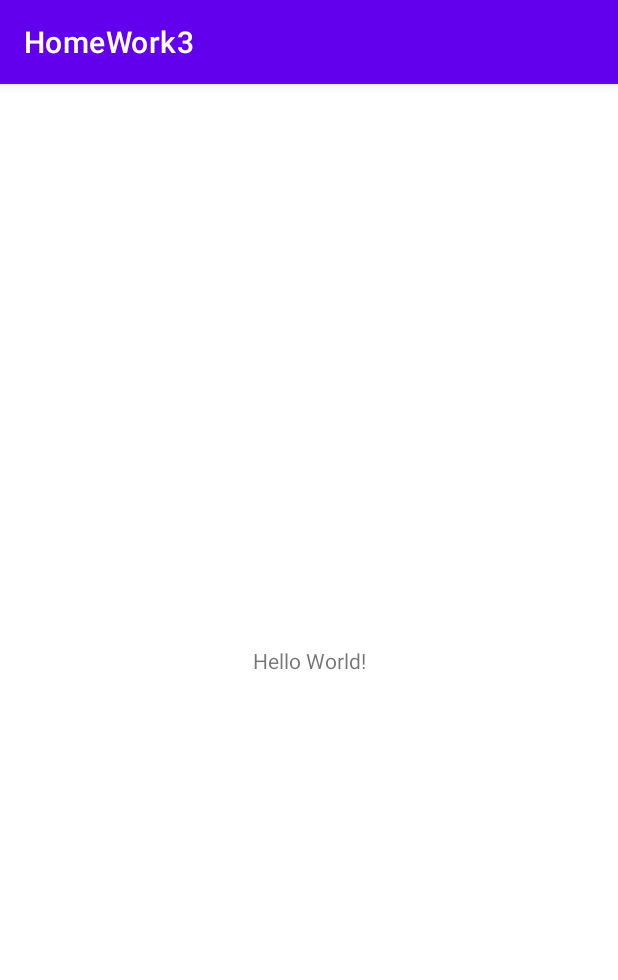
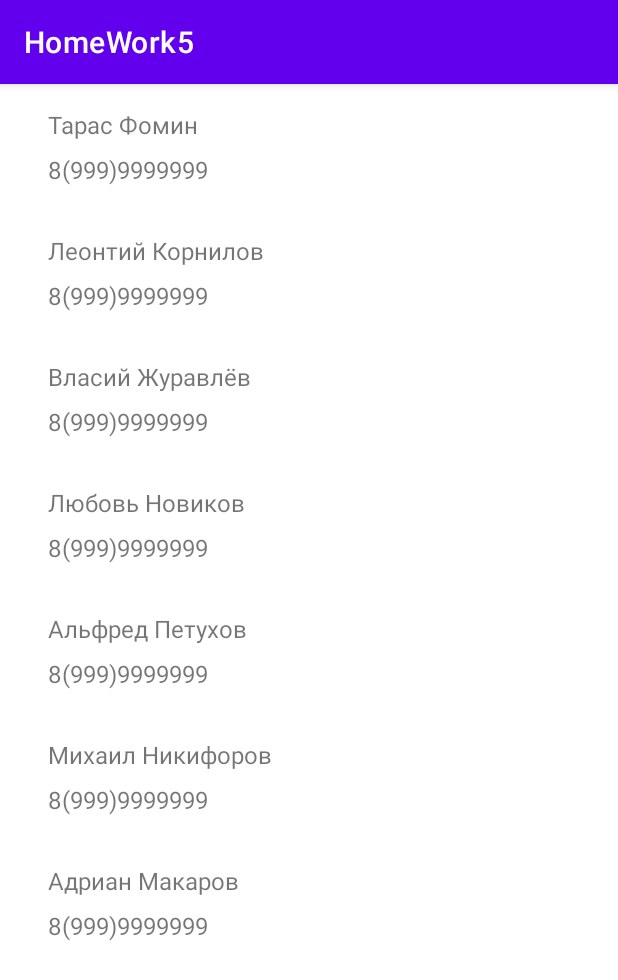
Before and after one commit to Aazmund/AstonHomeWorks, an Android app: the screen it shows after launch (MainActivity), on a phone screen of 412 x 824 dp. Shown: the top 980 px of the screen. Run offline under Robolectric (Android 15) with nearby library versions, the phone set to English and light mode, and no system bars.

Commit message:
work to check

```diff
--- /dev/null
+++ b/app/src/main/java/com/example/homework3/ContactsListFragment.kt
@@ -0,0 +1,66 @@
+package com.example.homework3
+
+import android.annotation.SuppressLint
+import android.os.Bundle
+import androidx.fragment.app.Fragment
+import android.view.LayoutInflater
+import android.view.View
+import android.view.ViewGroup
+import androidx.fragment.app.FragmentTransaction
+import androidx.recyclerview.widget.LinearLayoutManager
+import androidx.recyclerview.widget.RecyclerView
+
+class ContactsListFragment : Fragment() {
+
+    override fun onCreate(savedInstanceState: Bundle?) {
+        super.onCreate(savedInstanceState)
+    }
+
+    override fun onCreateView(
+        inflater: LayoutInflater, container: ViewGroup?,
+        savedInstanceState: Bundle?
+    ): View? {
+        return inflater.inflate(R.layout.fragment_contacts_list, container, false)
+    }
+
+    override fun onViewCreated(view: View, savedInstanceState: Bundle?) {
+        super.onViewCreated(view, savedInstanceState)
+
+        val recyclerView: RecyclerView = view.findViewById(R.id.recyclerView)
+        recyclerView.layoutManager = LinearLayoutManager(view.context)
+        val listOfContacts:MutableList<Contact> = emptyList<Contact>().toMutableList()
+
+        for (person:Person in Person.persons){
+            val contact = Contact(person.firstName + " " + person.secondName, person.number)
+            listOfContacts.add(contact)
+        }
+
+        val myCustomRecyclerAdapter = CustomRecyclerAdapter(listOfContacts) {
+                position -> onListItemClick(position, listOfContacts)
+        }
+
+        recyclerView.adapter = myCustomRecyclerAdapter
+
+    }
+
+    @SuppressLint("ResourceType")
+    private fun onListItemClick(position: Int, listOfContacts: MutableList<Contact>) {
+
+        val bundle = Bundle().apply {
+            putString("name", listOfContacts[position].name)
+            putString("number", listOfContacts[position].number)
+            putString("position", position.toString())
+        }
+
+        val contactInfoFragment = ContactInfoFragment().apply {
+            arguments = bundle
+        }
+
+        val transaction: FragmentTransaction = parentFragmentManager.beginTransaction()
+
+        transaction.replace(R.id.contactFragment, contactInfoFragment)
+        transaction.addToBackStack(null)
+        transaction.commit()
+
+    }
+}
--- /dev/null
+++ b/app/src/main/java/com/example/homework3/CustomRecyclerAdapter.kt
@@ -0,0 +1,45 @@
+package com.example.homework3
+
+import android.view.LayoutInflater
+import android.view.View
+import android.view.ViewGroup
+import android.widget.TextView
+import androidx.recyclerview.widget.RecyclerView
+
+class CustomRecyclerAdapter(private val contacts:List<Contact>, private val onItemClicked: (position: Int) -> Unit): RecyclerView.Adapter<CustomRecyclerAdapter.MyViewHolder>(){
+
+    override fun onCreateViewHolder(parent: ViewGroup, viewType: Int): MyViewHolder {
+        val itemView = LayoutInflater.from(parent.context).inflate(R.layout.recycler_item, parent, false)
+        return MyViewHolder(itemView, onItemClicked)
+    }
+
+    override fun onBindViewHolder(holder: MyViewHolder, position: Int) {
+        holder.bind(contacts[position])
+    }
+
+    override fun getItemCount(): Int {
+        return contacts.size
+    }
+
+    class MyViewHolder(itemView: View, private val onItemClicked: (position: Int) -> Unit): RecyclerView.ViewHolder(itemView), View.OnClickListener{
+
+        init {
+            itemView.setOnClickListener(this)
+        }
+
+        val name:TextView = itemView.findViewById(R.id.textViewName)
+        val number:TextView = itemView.findViewById(R.id.textViewNumber)
+
+        fun bind(contact: Contact){
+            name.text = contact.name
+            number.text = contact.number
+        }
+
+        override fun onClick(view: View) {
+            val position = adapterPosition
+            onItemClicked(position)
+        }
+    }
+}
+
+data class Contact(val name: String, val number: String)
--- a/app/src/main/java/com/example/homework3/MainActivity.kt
+++ b/app/src/main/java/com/example/homework3/MainActivity.kt
@@ -7,5 +7,20 @@ class MainActivity : AppCompatActivity() {
     override fun onCreate(savedInstanceState: Bundle?) {
         super.onCreate(savedInstanceState)
         setContentView(R.layout.activity_main)
+
+        for (i in 0 until getContactsName().size){
+            val names: List<String> = getContactsName()[i].split(" ")
+            val person = Person(secondName = names[0], firstName = names[1], number = getContactsNumber()[i])
+            Person.persons.add(person)
+        }
+
+    }
+
+    private fun getContactsName(): List<String> {
+        return this.resources.getStringArray(R.array.names).toList()
+    }
+
+    private fun getContactsNumber(): List<String> {
+        return this.resources.getStringArray(R.array.numbers).toList()
     }
 }
--- /dev/null
+++ b/app/src/main/java/com/example/homework3/Person.kt
@@ -0,0 +1,13 @@
+package com.example.homework3
+
+class Person(var firstName: String, var secondName: String, var number: String){
+    companion object{
+        val persons: MutableList<Person> = emptyList<Person>().toMutableList()
+
+        fun changePersonByIndex(index: Int, firstName: String, secondName: String, number: String){
+            persons[index].firstName = firstName
+            persons[index].secondName = secondName
+            persons[index].number = number
+        }
+    }
+}
--- a/app/src/main/res/layout/activity_main.xml
+++ b/app/src/main/res/layout/activity_main.xml
@@ -6,11 +6,11 @@
     android:layout_height="match_parent"
     tools:context=".MainActivity">
 
-    <TextView
-        android:layout_width="wrap_content"
-        android:layout_height="wrap_content"
-        android:text="Hello World!"
-        app:layout_constraintBottom_toBottomOf="parent"
+    <androidx.fragment.app.FragmentContainerView
+        android:layout_width="match_parent"
+        android:layout_height="match_parent"
+        android:id="@+id/contactFragment"
+        android:name="com.example.homework3.ContactsListFragment"
         app:layout_constraintEnd_toEndOf="parent"
         app:layout_constraintStart_toStartOf="parent"
         app:layout_constraintTop_toTopOf="parent" />
--- /dev/null
+++ b/app/src/main/res/layout/fragment_contacts_list.xml
@@ -0,0 +1,13 @@
+<?xml version="1.0" encoding="utf-8"?>
+<FrameLayout xmlns:android="http://schemas.android.com/apk/res/android"
+    xmlns:tools="http://schemas.android.com/tools"
+    android:layout_width="match_parent"
+    android:layout_height="match_parent"
+    tools:context=".ContactsListFragment">
+
+        <androidx.recyclerview.widget.RecyclerView
+            android:id="@+id/recyclerView"
+            android:layout_width="match_parent"
+            android:layout_height="match_parent" />
+
+</FrameLayout>
--- /dev/null
+++ b/app/src/main/res/layout/recycler_item.xml
@@ -0,0 +1,23 @@
+<?xml version="1.0" encoding="utf-8"?>
+<LinearLayout xmlns:android="http://schemas.android.com/apk/res/android"
+    android:layout_width="match_parent"
+    android:layout_height="wrap_content"
+    android:layout_margin="16dp"
+    android:orientation="vertical">
+
+    <TextView
+        android:id="@+id/textViewName"
+        android:layout_width="match_parent"
+        android:layout_height="wrap_content"
+        android:layout_marginStart="16dp"
+        android:textSize="16sp" />
+
+    <TextView
+        android:id="@+id/textViewNumber"
+        android:layout_width="match_parent"
+        android:layout_height="wrap_content"
+        android:layout_marginStart="16dp"
+        android:layout_marginTop="8dp"
+        android:textSize="16sp" />
+
+</LinearLayout>
--- a/app/src/main/res/values/strings.xml
+++ b/app/src/main/res/values/strings.xml
@@ -1,3 +1,26 @@
 <resources>
-    <string name="app_name">HomeWork3</string>
+    <string name="app_name">HomeWork5</string>
+
+    <string-array name="names">
+        <item>Фомин Тарас</item>
+        <item>Корнилов Леонтий</item>
+        <item>Журавлёв Власий</item>
+        <item>Новиков Любовь</item>
+        <item>Петухов Альфред</item>
+        <item>Никифоров Михаил</item>
+        <item>Макаров Адриан</item>
+    </string-array>
+
+    <string-array name="numbers">
+        <item>8(999)9999999</item>
+        <item>8(999)9999999</item>
+        <item>8(999)9999999</item>
+        <item>8(999)9999999</item>
+        <item>8(999)9999999</item>
+        <item>8(999)9999999</item>
+        <item>8(999)9999999</item>
+    </string-array>
+    <!-- TODO: Remove or change this placeholder text -->
+    <string name="hello_blank_fragment">Hello blank fragment</string>
+
 </resources>
```
Also changed, not shown: app/src/main/java/com/example/homework3/ContactInfoFragment.kt (added, +78 -0 lines), app/src/main/res/layout/fragment_contact_info.xml (added, +116 -0 lines).
